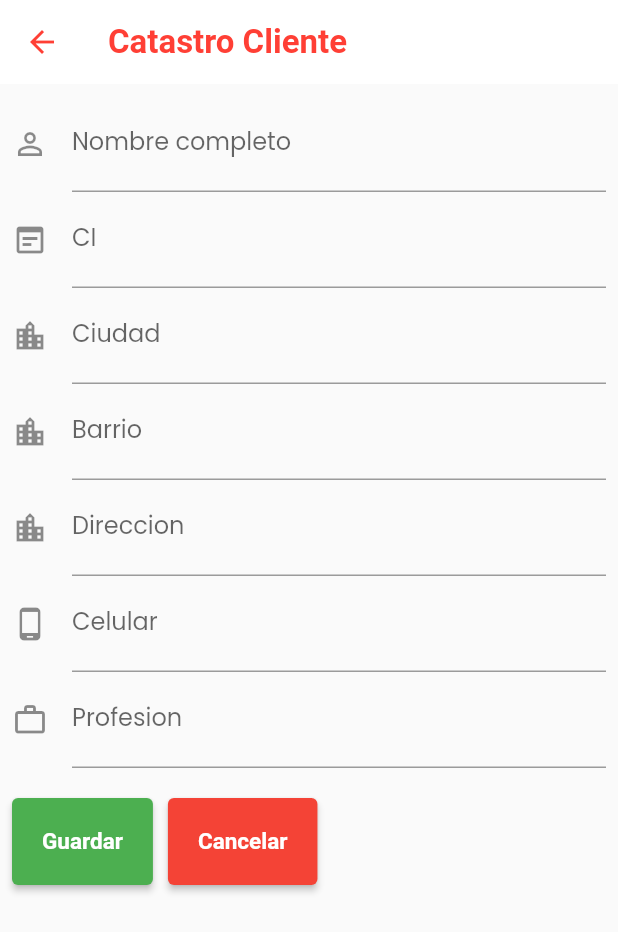
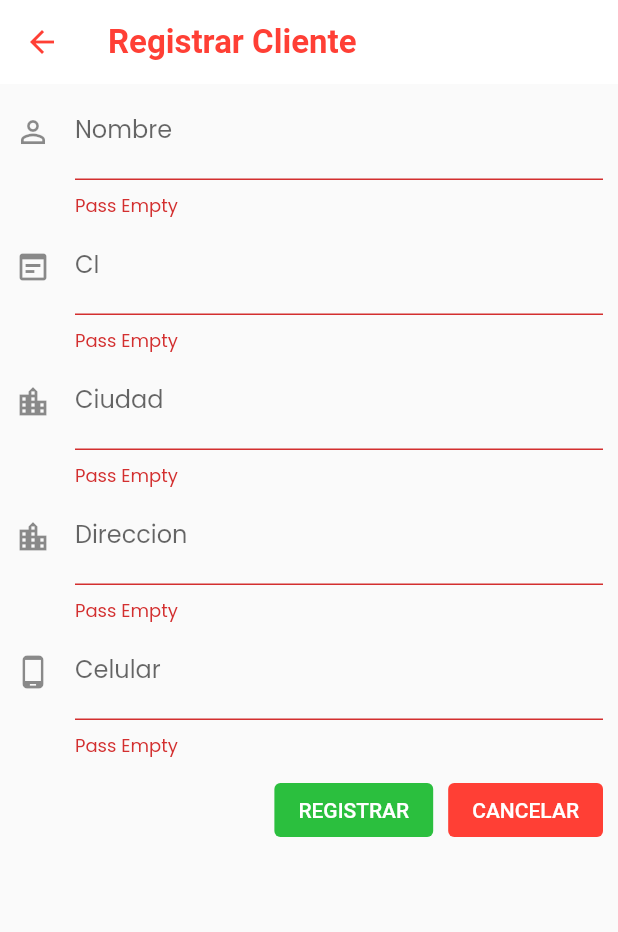
Before and after one commit to cesarramirez1912/car-sistem, a Flutter app: the RegisterClientView screen opened by its route, on a phone screen of 412 x 824 dp. Shown: the top 932 px of the screen. Run offline on Flutter 3.47's test engine with Material 2 defaults, Android fonts, the light colour scheme and no system bars; our stand-ins replace get.

Commit message:
form cliente 50%

```diff
--- a/lib/colors.dart
+++ b/lib/colors.dart
@@ -1,5 +1,6 @@
 import 'dart:ui';
 
 class ColorPalette{
-  static const PRIMARY = Color.fromRGBO(255, 63, 53, 1);
+  static const PRIMARY = Color.fromRGBO(255, 63, 53, 1.0);
+  static const GREEN = Color.fromRGBO(43, 191, 62, 1.0);
 }
--- /dev/null
+++ b/lib/controllers/user_controller.dart
@@ -0,0 +1,19 @@
+import 'package:car_system/controllers/login_controller.dart';
+import 'package:car_system/models/user_model.dart';
+import 'package:get/get.dart';
+
+class UserController extends GetxController {
+  User? user = User();
+  LoginController loginController = LoginController();
+
+  @override
+  void onInit() {
+    loginController = Get.find<LoginController>();
+    user = loginController.user?.value;
+    print(user?.toJson());
+    super.onInit();
+  }
+
+
+
+}
--- a/lib/main.dart
+++ b/lib/main.dart
@@ -12,7 +12,10 @@ void main() {
             iconTheme: IconThemeData(
               color: ColorPalette.PRIMARY, //change your color here
             ),
-          titleTextStyle: TextStyle(color: ColorPalette.PRIMARY,fontSize: 22,fontWeight: FontWeight.w700),
+            titleTextStyle: TextStyle(
+                color: ColorPalette.PRIMARY,
+                fontSize: 22,
+                fontWeight: FontWeight.w700),
             backgroundColor: Colors.white,
             elevation: 0),
         fontFamily: 'Poppins',
--- a/lib/route_manager.dart
+++ b/lib/route_manager.dart
@@ -1,4 +1,4 @@
-import 'package:car_system/view/create_client_view.dart';
+import 'package:car_system/view/register_client_view.dart';
 import 'package:car_system/view/list_vehicles_view.dart';
 import 'package:car_system/view/login_view.dart';
 import 'package:car_system/view/vehicle_detail_view.dart';
--- a/lib/view/create_client_view.dart
+++ /dev/null
@@ -1,67 +0,0 @@
-import 'package:car_system/controllers/client_controller.dart';
-import 'package:car_system/route_manager.dart';
-import 'package:flutter/material.dart';
-import 'package:get/get.dart';
-
-class RegisterClientView extends GetView<ClientController> {
-
-  @override
-  Widget build(BuildContext context) {
-    return Scaffold(
-        appBar: AppBar(
-          title: const Text('Catastro Cliente'),
-        ),
-        body: Padding(
-            padding: const EdgeInsets.all(8.0),
-            child: Column(
-              mainAxisAlignment: MainAxisAlignment.start,
-              crossAxisAlignment: CrossAxisAlignment.start,
-              children: [
-                inputField('','Nombre completo',Icons.perm_identity),
-                inputField('','CI',Icons.wysiwyg),
-                inputField('','Ciudad',Icons.location_city_outlined),
-                inputField('','Barrio',Icons.location_city_outlined),
-                inputField('','Direccion',Icons.location_city_outlined),
-                inputField('','Celular',Icons.phone_android),
-                inputField('','Profesion',Icons.work_outline),
-                SizedBox(height: 20,),
-                Row(
-                  children: [   ElevatedButton(
-                    child: const Text('Guardar'),
-                    onPressed: () =>Get.toNamed(RouterManager.LOGIN),
-                    style:  ElevatedButton.styleFrom(
-                        primary: Colors.green,
-                        padding: const EdgeInsets.symmetric(horizontal: 20, vertical: 20),
-                        textStyle: const TextStyle(
-                            fontSize: 15,
-                            fontWeight: FontWeight.bold)),
-                  ),
-                    SizedBox(width: 10,),
-                    ElevatedButton(
-                      child: const Text('Cancelar'),
-                      onPressed: () {},
-                      style:  ElevatedButton.styleFrom(
-                          primary: Colors.red,
-                          padding: const EdgeInsets.symmetric(horizontal: 20, vertical: 20),
-                          textStyle: const TextStyle(
-                              fontSize: 15,
-                              fontWeight: FontWeight.bold)),
-                    ),],
-                )
-
-              ],
-            )
-    ),);
-  }
-}
-
-Widget inputField(String? hintText,String? labelText,IconData iconData) {
-  return TextFormField(
-    autovalidateMode: AutovalidateMode.always,
-    decoration: InputDecoration(
-      icon:  Icon(iconData),
-      hintText: hintText,
-      labelText: labelText,
-    ),
-  );
-}
--- /dev/null
+++ b/lib/view/register_client_view.dart
@@ -0,0 +1,68 @@
+import 'package:car_system/colors.dart';
+import 'package:car_system/controllers/client_controller.dart';
+import 'package:car_system/widgets/button.dart';
+import 'package:flutter/material.dart';
+import 'package:get/get.dart';
+
+class RegisterClientView extends GetView<ClientController> {
+  @override
+  Widget build(BuildContext context) {
+    return Scaffold(
+      appBar: AppBar(
+        title: const Text('Registrar Cliente'),
+      ),
+      body: Padding(
+          padding: const EdgeInsets.symmetric(horizontal: 10),
+          child: Form(
+            key: controller.formKey,
+            child: Column(
+              mainAxisAlignment: MainAxisAlignment.start,
+              crossAxisAlignment: CrossAxisAlignment.start,
+              children: [
+                inputField('', 'Nombre', Icons.perm_identity,
+                    onSaved: (tes) => print(tes)),
+                inputField('', 'CI', Icons.wysiwyg),
+                inputField('', 'Ciudad', Icons.location_city_outlined),
+                inputField('', 'Direccion', Icons.location_city_outlined),
+                inputField('', 'Celular', Icons.phone_android),
+                const SizedBox(
+                  height: 10,
+                ),
+                Row(
+                  crossAxisAlignment: CrossAxisAlignment.end,
+                  mainAxisAlignment: MainAxisAlignment.end,
+                  children: [
+                    CustomButton('REGISTRAR', controller.registerClient,
+                        ColorPalette.GREEN),
+                    const SizedBox(
+                      width: 10,
+                    ),
+                    CustomButton(
+                        'CANCELAR', () => Get.back(), ColorPalette.PRIMARY),
+                  ],
+                )
+              ],
+            ),
+          )),
+    );
+  }
+}
+
+Widget inputField(String? hintText, String? labelText, IconData iconData,
+    {Function? onSaved}) {
+  return TextFormField(
+    onSaved: (text) => onSaved!(text),
+    validator: (value) {
+      if (value == null || value.isEmpty) {
+        return 'Pass Empty';
+      }
+      return null;
+    },
+    autovalidateMode: AutovalidateMode.always,
+    decoration: InputDecoration(
+      icon: Icon(iconData),
+      hintText: hintText,
+      labelText: labelText,
+    ),
+  );
+}
--- a/lib/widgets/button.dart
+++ b/lib/widgets/button.dart
@@ -2,10 +2,10 @@ import 'package:flutter/cupertino.dart';
 import 'package:flutter/material.dart';
 
 Widget CustomButton(String text, Function onPressed, Color color,
-    {bool withShadow = true}) {
+    {bool withShadow = false}) {
   return ElevatedButton(
     child: Text(text),
-    onPressed: () => onPressed(),
+    onPressed:  ()=> onPressed(),
     style: ElevatedButton.styleFrom(
       elevation: withShadow?2:0,
       primary: color,
```
Also changed, not shown: lib/controllers/client_controller.dart (+20 -4 lines), lib/controllers/list_vehicle_controller.dart (+5 -2 lines), lib/models/register_client_model.dart (added, +41 -0 lines), lib/view/list_vehicles_view.dart (+43 -1 lines), lib/view/vehicle_view.dart (+5 -5 lines).
